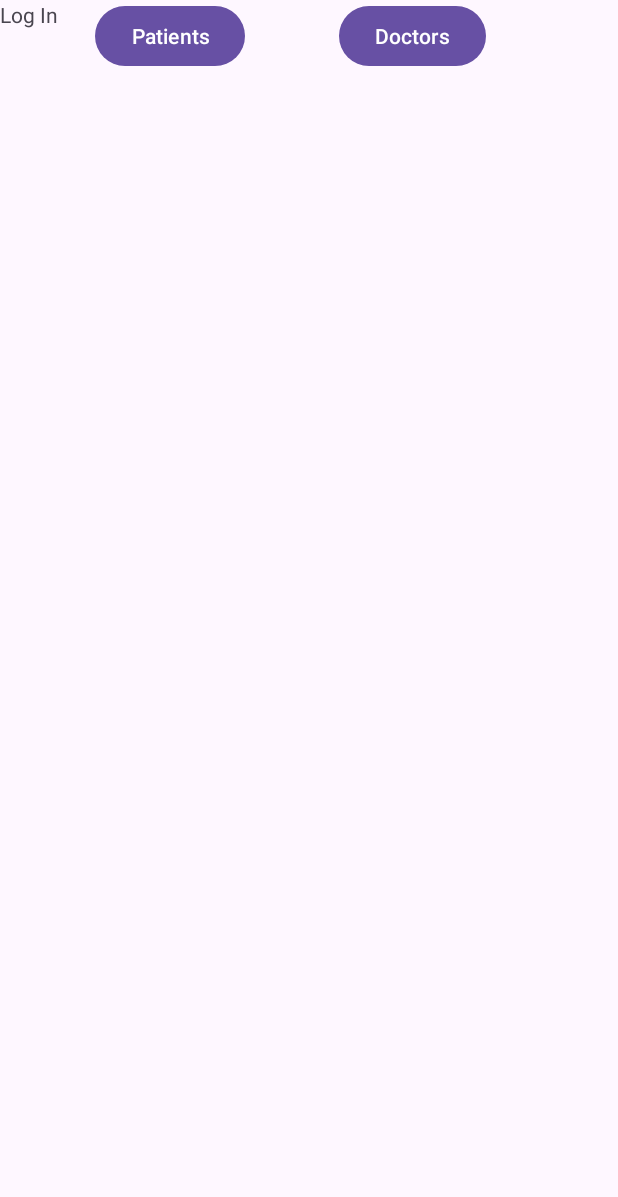
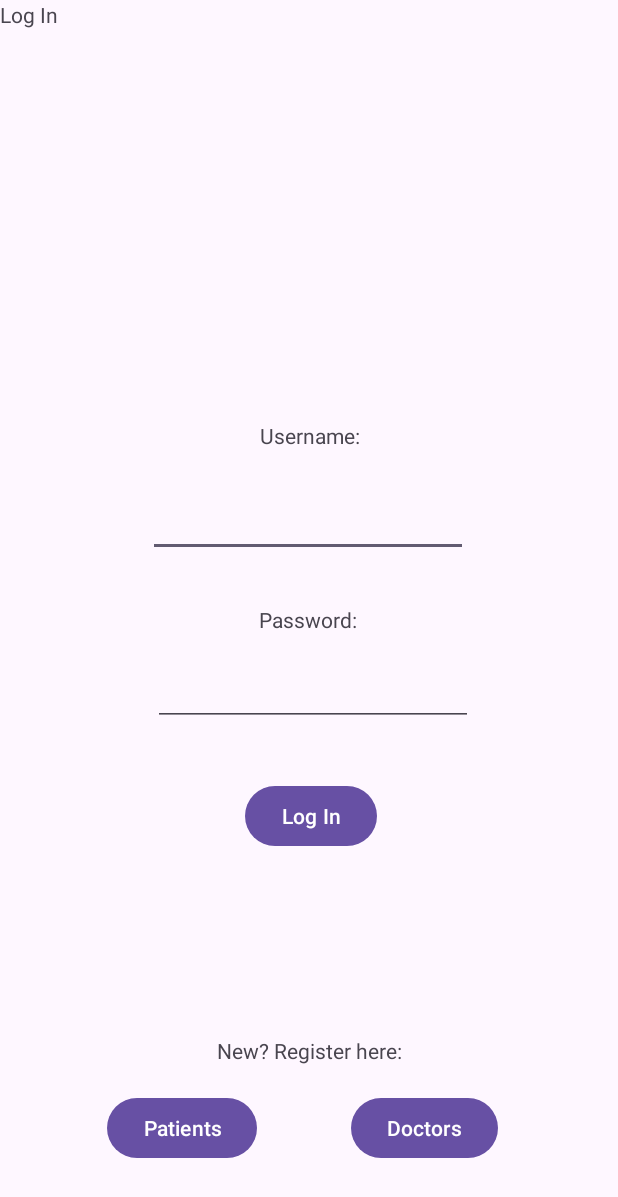
Before and after one commit to Syed04Wajeeh/Healthcare-Appointment-Management-System-HAMS-Application, an Android app: the layout login.xml on its own in the app's theme, with its tools: preview values and no code run, on a phone screen of 412 x 824 dp. Shown: the top 1197 px of the screen. Run offline under Robolectric (Android 15) with nearby library versions, the phone set to English and light mode, and no system bars.

Commit message:
latest push 1

```diff
--- a/Android/app/src/main/res/layout/login.xml
+++ b/Android/app/src/main/res/layout/login.xml
@@ -59,29 +59,33 @@
         android:layout_height="wrap_content"
         android:layout_marginTop="16dp"
         android:text="New? Register here:"
-        app:layout_constraintBottom_toTopOf="@+id/patientRegisterButton"
+        app:layout_constraintBottom_toTopOf="@+id/doctorRegisterButton"
         app:layout_constraintEnd_toEndOf="parent"
         app:layout_constraintStart_toStartOf="parent"
-        app:layout_constraintTop_toBottomOf="@+id/loginButton" />
+        app:layout_constraintTop_toBottomOf="@+id/loginButton"
+        app:layout_constraintVertical_bias="0.856" />
 
     <Button
         android:id="@+id/loginButton"
         android:layout_width="wrap_content"
         android:layout_height="wrap_content"
-        android:layout_marginBottom="76dp"
+        android:layout_marginBottom="160dp"
         android:text="Log In"
         app:layout_constraintBottom_toTopOf="@+id/patientRegisterButton"
         app:layout_constraintEnd_toEndOf="parent"
+        app:layout_constraintHorizontal_bias="0.504"
         app:layout_constraintStart_toStartOf="parent" />
 
     <Button
         android:id="@+id/patientRegisterButton"
         android:layout_width="wrap_content"
         android:layout_height="wrap_content"
+        android:layout_marginBottom="48dp"
         android:text="Patients"
+        app:layout_constraintBottom_toBottomOf="parent"
         app:layout_constraintEnd_toStartOf="@+id/doctorRegisterButton"
-        app:layout_constraintStart_toStartOf="parent"
-        tools:layout_editor_absoluteY="610dp" />
+        app:layout_constraintHorizontal_bias="0.533"
+        app:layout_constraintStart_toStartOf="parent" />
 
     <TextView
         android:id="@+id/textView5"
@@ -95,8 +99,9 @@
         android:id="@+id/doctorRegisterButton"
         android:layout_width="wrap_content"
         android:layout_height="wrap_content"
-        android:layout_marginEnd="88dp"
+        android:layout_marginEnd="80dp"
+        android:layout_marginBottom="48dp"
         android:text="Doctors"
-        app:layout_constraintEnd_toEndOf="parent"
-        tools:layout_editor_absoluteY="610dp" />
+        app:layout_constraintBottom_toBottomOf="parent"
+        app:layout_constraintEnd_toEndOf="parent" />
 </androidx.constraintlayout.widget.ConstraintLayout>
```
Also changed, not shown: 415 other files.
